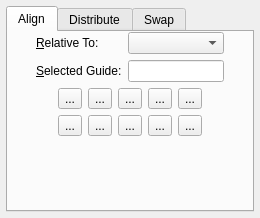
The window that scribus/ui/aligndistribute.ui (scribusproject/scribus) describes before a commit, drawn with Qt 5.
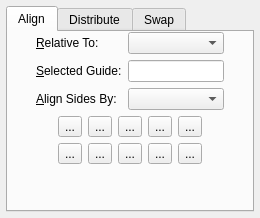
The same window after the commit. The open tabs and pages were chosen to show the change. Custom widgets are drawn as their Qt base class.

Commit message: #8392: Apply patch to allow resize for alignment

Patch:
```diff
--- a/scribus/ui/aligndistribute.ui
+++ b/scribus/ui/aligndistribute.ui
@@ -91,6 +91,22 @@
            <item row="0" column="1">
             <widget class="QComboBox" name="alignRelativeToCombo"/>
            </item>
+           <item row="2" column="0" >
+            <widget class="QLabel" name="alignMoveOrResizeLabel" >
+             <property name="text" >
+              <string>&amp;Align Sides By:</string>
+             </property>
+             <property name="wordWrap" >
+              <bool>false</bool>
+             </property>
+             <property name="buddy" >
+              <cstring>alignMoveOrResizeCombo</cstring>
+             </property>
+            </widget>
+           </item>
+           <item row="2" column="1" >
+            <widget class="QComboBox" name="alignMoveOrResizeCombo" />
+           </item>
           </layout>
          </item>
          <item>
```
The commit also changes 5 other files.
